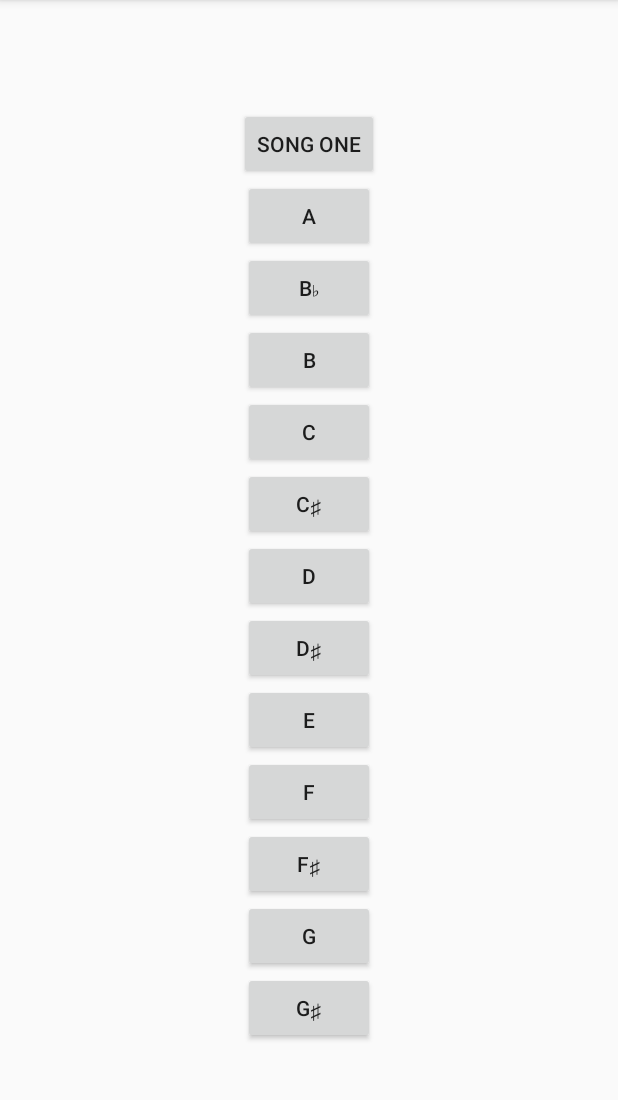
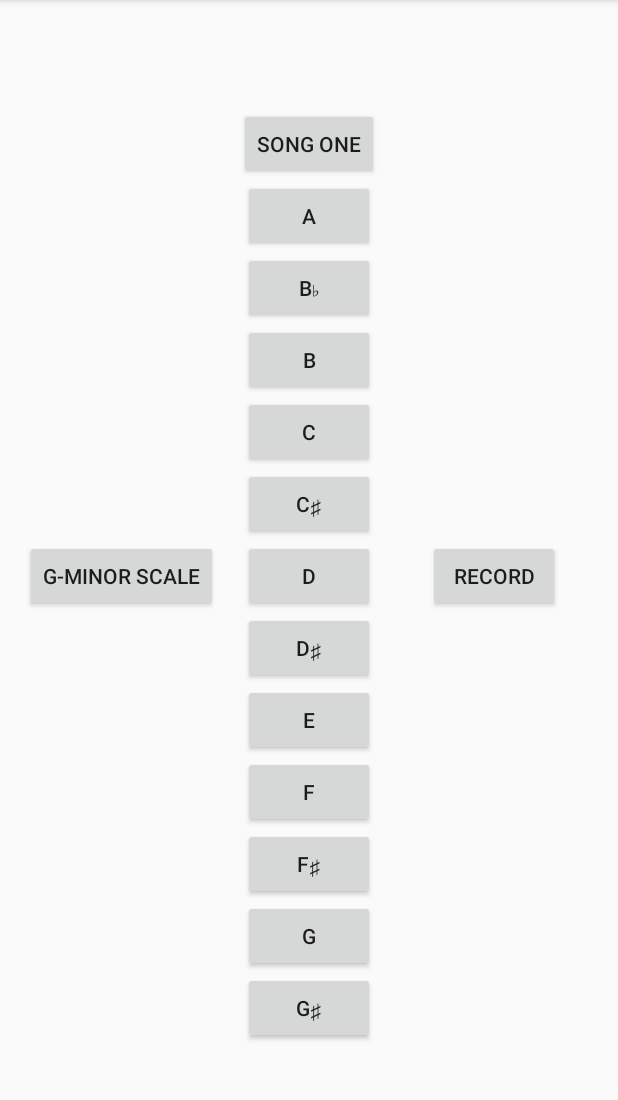
Before and after one commit to JacksonMcLane/Soundboard, an Android app: the screen it shows after launch (SoundBoardActivity), after a tap on "SONG ONE", on a phone screen of 412 x 824 dp, the part 84-1184 px from its top. Run offline under Robolectric (Android 15) with nearby library versions, the phone set to English and light mode, and no system bars.

Commit message:
Added Note and Sound Classes Added Custom Song Recording   - still flawed

```diff
--- /dev/null
+++ b/app/src/main/java/com/example/soundboard/Song.java
@@ -0,0 +1,27 @@
+package com.example.soundboard;
+
+import java.util.ArrayList;
+
+public class Song {
+    private ArrayList<Note> notes;
+
+    public Song() {
+        notes = new ArrayList<>();
+    }
+
+    public ArrayList<Note> getNotes() {
+        return notes;
+    }
+
+    public void setNotes(ArrayList<Note> notes) {
+        this.notes = notes;
+    }
+
+    public Note getNote(int index) {
+        return notes.get(index);
+    }
+
+    public void addNote(Note note) {
+        notes.add(note);
+    }
+}
--- a/app/src/main/java/com/example/soundboard/SoundBoardActivity.java
+++ b/app/src/main/java/com/example/soundboard/SoundBoardActivity.java
@@ -11,6 +11,7 @@ import android.view.View;
 import android.widget.Button;
 import android.widget.Toast;
 
+import java.util.ArrayList;
 import java.util.HashMap;
 import java.util.Map;
 
@@ -19,18 +20,20 @@ public class SoundBoardActivity extends AppCompatActivity implements View.OnClic
     public static final String TAG = SoundBoardActivity.class.getSimpleName();
     private Map<Integer, Integer> noteMap;
     private Button a_key, b_flat_key, b_key, c_key, c_sharp_key, d_key, d_sharp_key;
-    private Button e_key, f_key, f_sharp_key, g_key, g_sharp_key;
-    private Button song1;
+    private Button e_key, f_key, f_sharp_key, g_key, g_sharp_key, g_minor_scale;
+    private Button customSong, record;
     private SoundPool soundPool;
     private AudioManager audioManager;
     private float actualVolume;
     private float maxVolume;
-    private Note note;
+    private Song song;
     boolean loaded = false;
     boolean isFirstClick = true;
+    boolean isRecording = false;
     long oldMillis, newMillis;
     int currentClick, oldClick;
     private int anote, bbnote, bnote, cnote, csnote, dnote, dsnote, enote, fnote, fsnote, gnote, gsnote;
+    private ArrayList<Integer> gMinorNotes;
 
     //A full octave will be: A, B♭, B, C, C♯, D, D♯, E, F, F♯, G, G♯
 
@@ -46,7 +49,8 @@ public class SoundBoardActivity extends AppCompatActivity implements View.OnClic
                 loaded = true;
             }
         });
-        note = new Note(0,0);
+        song = new Song();
+        gMinorNotes = new ArrayList<>();
         wireWidgets();
         loadSounds();
         setListeners();
@@ -83,7 +87,13 @@ public class SoundBoardActivity extends AppCompatActivity implements View.OnClic
         noteMap.put(f_sharp_key.getId(), fsnote);
         noteMap.put(g_key.getId(), gnote);
         noteMap.put(g_sharp_key.getId(), gsnote);
-
+        gMinorNotes.add(anote);
+        gMinorNotes.add(bbnote);
+        gMinorNotes.add(cnote);
+        gMinorNotes.add(dnote);
+        gMinorNotes.add(dsnote);
+        gMinorNotes.add(fnote);
+        gMinorNotes.add(gnote);
     }
 
     private void setListeners() {
@@ -100,7 +110,9 @@ public class SoundBoardActivity extends AppCompatActivity implements View.OnClic
         f_sharp_key.setOnClickListener(keyboardListener);
         g_key.setOnClickListener(keyboardListener);
         g_sharp_key.setOnClickListener(keyboardListener);
-        song1.setOnClickListener(this);
+        customSong.setOnClickListener(this);
+        g_minor_scale.setOnClickListener(this);
+        record.setOnClickListener(this);
     }
 
 
@@ -118,7 +130,9 @@ public class SoundBoardActivity extends AppCompatActivity implements View.OnClic
         g_key = findViewById(R.id.button_main_key_g);
         g_sharp_key = findViewById(R.id.button_main_key_g_sharp);
         //make other buttons
-        song1 = findViewById(R.id.button_main_song1);
+        customSong = findViewById(R.id.button_main_custom_song);
+        g_minor_scale = findViewById(R.id.button_main_scale);
+        record = findViewById(R.id.button_main_record_stop);
     }
 
     private void delay(int millisDelay) {
@@ -132,14 +146,36 @@ public class SoundBoardActivity extends AppCompatActivity implements View.OnClic
     @Override
     public void onClick(View view) {
         switch (view.getId()) {
-            case R.id.button_main_song1: {
+            case R.id.button_main_custom_song: {
+                if (loaded && customSong != null) {
+                    float volume = actualVolume / maxVolume;
+                    for(Note note : song.getNotes()) {
+                        soundPool.play(note.getSoundID(), volume, volume, 1, 0, 1f);
+                        note.getDelayInMillis();
+                        delay(note.getDelayInMillis());
+                    }
+                }
+                else {
+                    Toast.makeText(this, "Press Record and make a song!", Toast.LENGTH_SHORT).show();
+                }
+                break;
+            }
+            case R.id.button_main_scale: {
                 float volume = actualVolume / maxVolume;
-                if (loaded) {
-                    soundPool.play(anote, volume, volume, 1, 0, 1f);
+                for(int i : gMinorNotes) {
+                    soundPool.play(i, volume, volume, 1, 0, 1f);
                     delay(500);
-                    soundPool.play(bbnote, volume, volume, 1, 0, 1f);
-                    delay(300);
-                    soundPool.play(bnote, volume, volume, 1, 0, 1f);
+                }
+                break;
+            }
+            case R.id.button_main_record_stop: {
+                if(isRecording) {
+                    isRecording = false;
+                    record.setText(getString(R.string.record));
+                }
+                else {
+                    isRecording = true;
+                    record.setText(getString(R.string.stop));
                 }
                 break;
             }
@@ -156,24 +192,29 @@ public class SoundBoardActivity extends AppCompatActivity implements View.OnClic
             //Note.setSoundID(songID);
             float volume = actualVolume / maxVolume;
             if (soundID != 0) {
+                Note note = new Note(0,0);
                 if (isFirstClick) {
                     oldMillis = SystemClock.elapsedRealtime();
                     currentClick = 0;
                     oldClick = 0;
-                    isFirstClick = false;
                 }
-                note.setSoundID(soundID);
                 if (currentClick - 1 == oldClick) {
                     newMillis = SystemClock.elapsedRealtime();
                     oldClick++;
                 }
-                note.setDelayInMillis((int) (newMillis - oldMillis));
-                oldMillis = newMillis;
+                if(!isFirstClick) {
+                    note.setDelayInMillis((int) (newMillis - oldMillis));
+                    oldMillis = newMillis;
+                }
+                isFirstClick = false;
+                note.setSoundID(soundID);
                 soundPool.play(soundID, volume, volume, 1, 0, 1f);
                 currentClick++;
+                if(isRecording) {
+                    song.addNote(note);
+                }
+            }
 
-            }
-            Log.d(TAG, "onClick: " + note.getDelayInMillis());
         }
     }
 }
--- a/app/src/main/res/layout/activity_sound_board.xml
+++ b/app/src/main/res/layout/activity_sound_board.xml
@@ -16,7 +16,7 @@
         app:layout_constraintEnd_toEndOf="parent"
         app:layout_constraintHorizontal_bias="0.5"
         app:layout_constraintStart_toStartOf="parent"
-        app:layout_constraintTop_toBottomOf="@+id/button_main_song1" />
+        app:layout_constraintTop_toBottomOf="@+id/button_main_custom_song" />
 
     <Button
         android:id="@+id/button_main_key_b_flat"
@@ -41,7 +41,7 @@
         app:layout_constraintTop_toBottomOf="@+id/button_main_key_b_flat" />
 
     <Button
-        android:id="@+id/button_main_song1"
+        android:id="@+id/button_main_custom_song"
         android:layout_width="wrap_content"
         android:layout_height="wrap_content"
         android:text="@string/song_one"
@@ -151,4 +151,33 @@
         app:layout_constraintStart_toStartOf="parent"
         app:layout_constraintTop_toBottomOf="@+id/button_main_key_g" />
 
+    <Button
+        android:id="@+id/button_main_scale"
+        android:layout_width="wrap_content"
+        android:layout_height="wrap_content"
+        android:layout_marginTop="8dp"
+        android:layout_marginEnd="8dp"
+        android:layout_marginBottom="8dp"
+        android:text="@string/g_minor_scale"
+        app:layout_constraintBottom_toBottomOf="parent"
+        app:layout_constraintEnd_toEndOf="parent"
+        app:layout_constraintHorizontal_bias="0.06"
+        app:layout_constraintStart_toStartOf="parent"
+        app:layout_constraintTop_toTopOf="parent" />
+
+    <Button
+        android:id="@+id/button_main_record_stop"
+        android:layout_width="wrap_content"
+        android:layout_height="wrap_content"
+        android:layout_marginStart="8dp"
+        android:layout_marginTop="8dp"
+        android:layout_marginEnd="8dp"
+        android:layout_marginBottom="8dp"
+        android:text="@string/record"
+        app:layout_constraintBottom_toBottomOf="parent"
+        app:layout_constraintEnd_toEndOf="parent"
+        app:layout_constraintHorizontal_bias="0.9"
+        app:layout_constraintStart_toStartOf="parent"
+        app:layout_constraintTop_toTopOf="parent" />
+
 </androidx.constraintlayout.widget.ConstraintLayout>
--- a/app/src/main/res/values/strings.xml
+++ b/app/src/main/res/values/strings.xml
@@ -13,4 +13,7 @@
     <string name="fs_note">F♯</string>
     <string name="g_note">G</string>
     <string name="gs_note">G♯</string>
+    <string name="g_minor_scale">G-Minor Scale</string>
+    <string name="record">Record</string>
+    <string name="stop">Stop</string>
 </resources>
```
